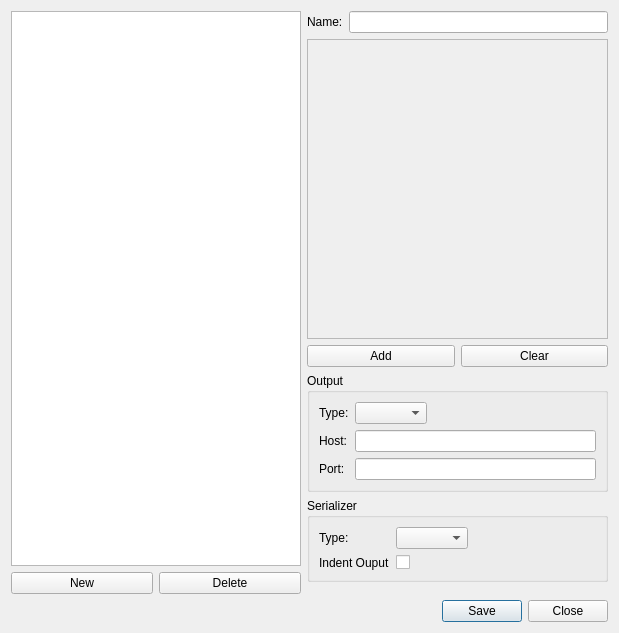
Qt form gui/configeditor.ui (froglogic/tracetool) before a commit.
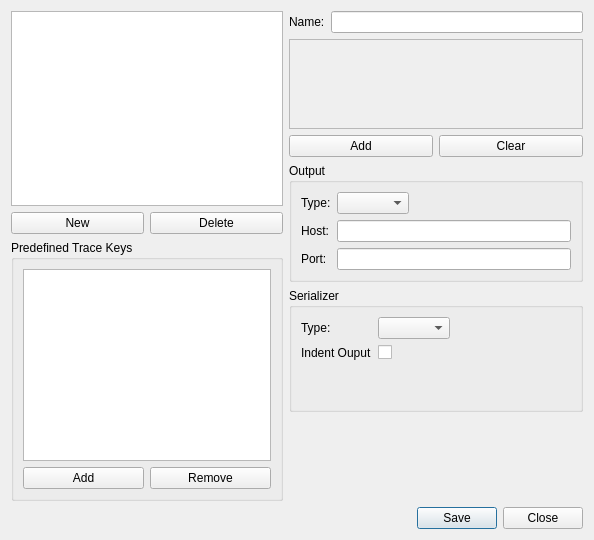
The same form after that commit.

Commit message: Make list of trace keys in tracelib.xml configurable via GUI

```diff
--- a/gui/configeditor.ui
+++ b/gui/configeditor.ui
@@ -6,15 +6,15 @@
    <rect>
     <x>0</x>
     <y>0</y>
-    <width>619</width>
-    <height>633</height>
+    <width>594</width>
+    <height>540</height>
    </rect>
   </property>
   <property name="windowTitle">
    <string>Trace Configuration</string>
   </property>
-  <layout class="QGridLayout" name="gridLayout">
-   <item row="0" column="0" rowspan="7">
+  <layout class="QGridLayout" name="gridLayout_3">
+   <item row="0" column="0">
     <layout class="QVBoxLayout" name="verticalLayout">
      <item>
       <widget class="QListWidget" name="processList"/>
@@ -42,7 +42,9 @@
      </item>
     </layout>
    </item>
-   <item row="0" column="1">
+   <item row="0" column="1" rowspan="2">
+    <layout class="QVBoxLayout" name="verticalLayout_2">
+     <item>
     <layout class="QHBoxLayout" name="horizontalLayout">
      <item>
       <widget class="QLabel" name="nameLabel">
@@ -56,7 +58,42 @@
      </item>
     </layout>
    </item>
-   <item row="3" column="1">
+     <item>
+      <widget class="QScrollArea" name="scrollArea">
+       <property name="widgetResizable">
+        <bool>true</bool>
+       </property>
+       <widget class="QWidget" name="scrollAreaWidgetContents_2">
+        <property name="geometry">
+         <rect>
+          <x>0</x>
+          <y>0</y>
+          <width>291</width>
+          <height>94</height>
+         </rect>
+        </property>
+       </widget>
+      </widget>
+     </item>
+     <item>
+      <layout class="QHBoxLayout" name="horizontalLayout_4">
+       <item>
+        <widget class="QPushButton" name="addFilterButton">
+         <property name="text">
+          <string>Add</string>
+         </property>
+        </widget>
+       </item>
+       <item>
+        <widget class="QPushButton" name="clearFiltersButton">
+         <property name="text">
+          <string>Clear</string>
+         </property>
+        </widget>
+       </item>
+      </layout>
+     </item>
+     <item>
     <widget class="QGroupBox" name="outputBox">
      <property name="title">
       <string>Output</string>
@@ -98,17 +135,7 @@
      </layout>
     </widget>
    </item>
-   <item row="7" column="0" colspan="2">
-    <widget class="QDialogButtonBox" name="buttonBox">
-     <property name="orientation">
-      <enum>Qt::Horizontal</enum>
-     </property>
-     <property name="standardButtons">
-      <set>QDialogButtonBox::Close|QDialogButtonBox::Save</set>
-     </property>
-    </widget>
-   </item>
-   <item row="4" column="1">
+     <item>
     <widget class="QGroupBox" name="outputBox_2">
      <property name="title">
       <string>Serializer</string>
@@ -154,42 +181,71 @@
         </property>
        </widget>
       </item>
-     </layout>
-    </widget>
-   </item>
    <item row="2" column="1">
-    <layout class="QHBoxLayout" name="horizontalLayout_4">
+         <spacer name="verticalSpacer">
+          <property name="orientation">
+           <enum>Qt::Vertical</enum>
+          </property>
+          <property name="sizeHint" stdset="0">
+           <size>
+            <width>20</width>
+            <height>40</height>
+           </size>
+          </property>
+         </spacer>
+        </item>
+       </layout>
+      </widget>
+     </item>
      <item>
-      <widget class="QPushButton" name="addFilterButton">
+      <spacer name="verticalSpacer_2">
+       <property name="orientation">
+        <enum>Qt::Vertical</enum>
+       </property>
+       <property name="sizeHint" stdset="0">
+        <size>
+         <width>20</width>
+         <height>16</height>
+        </size>
+       </property>
+      </spacer>
+     </item>
+    </layout>
+   </item>
+   <item row="1" column="0">
+    <widget class="QGroupBox" name="traceKeyBox">
+     <property name="title">
+      <string>Predefined Trace Keys</string>
+     </property>
+     <layout class="QGridLayout" name="gridLayout">
+      <item row="0" column="0" colspan="2">
+       <widget class="QListWidget" name="traceKeyList"/>
+      </item>
+      <item row="1" column="0">
+       <widget class="QPushButton" name="addTraceKeyButton">
        <property name="text">
         <string>Add</string>
        </property>
       </widget>
      </item>
-     <item>
-      <widget class="QPushButton" name="clearFiltersButton">
-       <property name="text">
-        <string>Clear</string>
-       </property>
-      </widget>
-     </item>
-    </layout>
-   </item>
    <item row="1" column="1">
-    <widget class="QScrollArea" name="scrollArea">
-     <property name="widgetResizable">
-      <bool>true</bool>
-     </property>
-     <widget class="QWidget" name="scrollAreaWidgetContents_2">
-      <property name="geometry">
-       <rect>
-        <x>0</x>
-        <y>0</y>
-        <width>300</width>
-        <height>296</height>
-       </rect>
-      </property>
-     </widget>
+       <widget class="QPushButton" name="removeTraceKeyButton">
+        <property name="text">
+         <string>Remove</string>
+        </property>
+       </widget>
+      </item>
+     </layout>
+    </widget>
+   </item>
+   <item row="2" column="1">
+    <widget class="QDialogButtonBox" name="buttonBox">
+     <property name="orientation">
+      <enum>Qt::Horizontal</enum>
+     </property>
+     <property name="standardButtons">
+      <set>QDialogButtonBox::Close|QDialogButtonBox::Save</set>
+     </property>
     </widget>
    </item>
   </layout>
```
Lines whose indentation alone changed are shown as unchanged. The commit also changes 2 other files.
